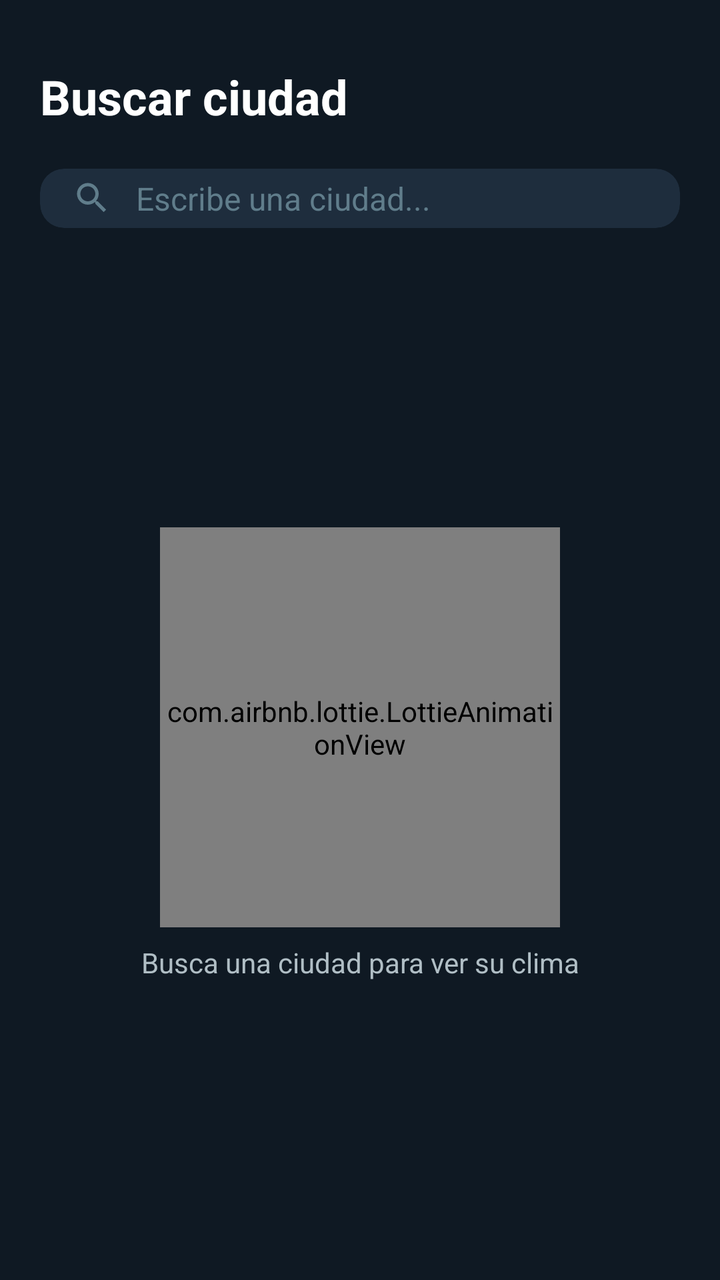
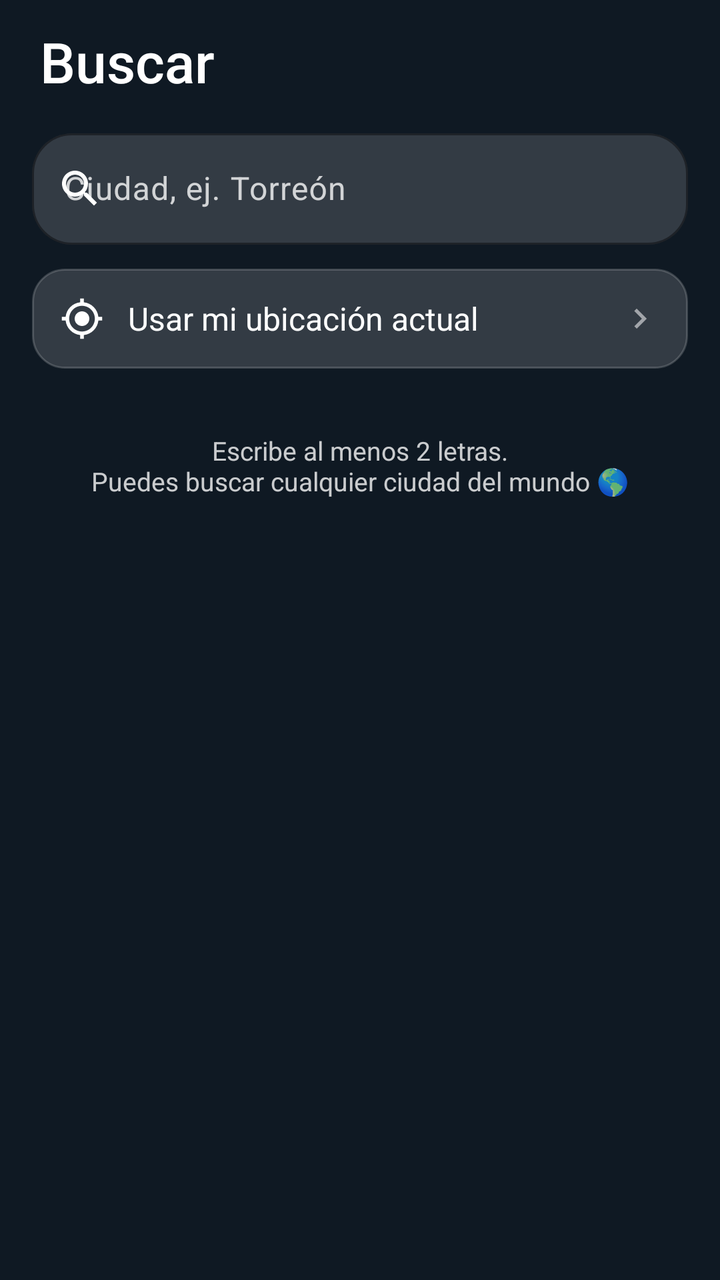

Compare the two renders of this Android layout. The source of the first and the diff that turns it into the second are given below.
<!-- AndroidManifest.xml: application theme Theme.Atmos -->
<!-- res/layout/fragment_search.xml -->
<?xml version="1.0" encoding="utf-8"?>
<androidx.constraintlayout.widget.ConstraintLayout
    xmlns:android="http://schemas.android.com/apk/res/android"
    xmlns:app="http://schemas.android.com/apk/res-auto"
    android:layout_width="match_parent"
    android:layout_height="match_parent"
    android:background="@color/bg_dark"
    android:paddingHorizontal="20dp">

    
    <TextView
        android:id="@+id/tv_search_title"
        android:layout_width="wrap_content"
        android:layout_height="wrap_content"
        android:layout_marginTop="32dp"
        android:text="Buscar ciudad"
        android:textColor="@color/text_primary"
        android:textSize="24sp"
        android:textStyle="bold"
        app:layout_constraintStart_toStartOf="parent"
        app:layout_constraintTop_toTopOf="parent" />

    
    <androidx.cardview.widget.CardView
        android:id="@+id/card_search"
        android:layout_width="0dp"
        android:layout_height="wrap_content"
        android:layout_marginTop="20dp"
        app:cardBackgroundColor="@color/bg_card"
        app:cardCornerRadius="12dp"
        app:cardElevation="0dp"
        app:layout_constraintEnd_toEndOf="parent"
        app:layout_constraintStart_toStartOf="parent"
        app:layout_constraintTop_toBottomOf="@id/tv_search_title">

        <LinearLayout
            android:layout_width="match_parent"
            android:layout_height="wrap_content"
            android:gravity="center_vertical"
            android:orientation="horizontal"
            android:paddingHorizontal="16dp"
            android:paddingVertical="4dp">

            <ImageView
                android:layout_width="20dp"
                android:layout_height="20dp"
                android:src="@drawable/ic_search"
                android:contentDescription="Buscar"
                app:tint="@color/text_hint" />

            <EditText
                android:id="@+id/et_search"
                android:layout_width="0dp"
                android:layout_height="wrap_content"
                android:layout_marginStart="12dp"
                android:layout_weight="1"
                android:background="@null"
                android:hint="Escribe una ciudad..."
                android:textColor="@color/text_primary"
                android:textColorHint="@color/text_hint"
                android:textSize="16sp"
                android:imeOptions="actionSearch"
                android:inputType="text"
                android:maxLines="1" />

            <ImageButton
                android:id="@+id/btn_clear_search"
                android:layout_width="20dp"
                android:layout_height="20dp"
                android:background="@null"
                android:contentDescription="Limpiar"
                android:src="@drawable/ic_favorites"
                android:visibility="gone"
                app:tint="@color/text_hint" />

        </LinearLayout>
    </androidx.cardview.widget.CardView>

    
    <androidx.recyclerview.widget.RecyclerView
        android:id="@+id/rv_search_results"
        android:layout_width="0dp"
        android:layout_height="0dp"
        android:layout_marginTop="16dp"
        android:clipToPadding="false"
        android:paddingBottom="16dp"
        app:layout_constraintBottom_toBottomOf="parent"
        app:layout_constraintEnd_toEndOf="parent"
        app:layout_constraintStart_toStartOf="parent"
        app:layout_constraintTop_toBottomOf="@id/card_search" />

    
    <LinearLayout
        android:id="@+id/layout_empty_search"
        android:layout_width="wrap_content"
        android:layout_height="wrap_content"
        android:gravity="center"
        android:orientation="vertical"
        android:visibility="visible"
        app:layout_constraintBottom_toBottomOf="parent"
        app:layout_constraintEnd_toEndOf="parent"
        app:layout_constraintStart_toStartOf="parent"
        app:layout_constraintTop_toBottomOf="@id/card_search">

        <com.airbnb.lottie.LottieAnimationView
            android:layout_width="200dp"
            android:layout_height="200dp"
            app:lottie_autoPlay="true"
            app:lottie_loop="true"
            app:lottie_rawRes="@raw/anim_cloudy_day" />

        <TextView
            android:layout_width="wrap_content"
            android:layout_height="wrap_content"
            android:layout_marginTop="8dp"
            android:text="Busca una ciudad para ver su clima"
            android:textColor="@color/text_secondary"
            android:textSize="14sp" />

    </LinearLayout>

</androidx.constraintlayout.widget.ConstraintLayout>
<!-- resources referenced by this layout -->
<resources>
  <color name="bg_card">#FF1E2D3D</color>
  <color name="bg_dark">#FF0F1923</color>
  <color name="text_hint">#FF607D8B</color>
  <color name="text_primary">#FFFFFFFF</color>
  <color name="text_secondary">#FFB0BEC5</color>
  <!-- drawable ic_favorites (drawable) -->
  <vector xmlns:android="http://schemas.android.com/apk/res/android" android:height="24dp" android:tint="#FFB0BE" android:viewportHeight="24" android:viewportWidth="24" android:width="24dp">
        
      <path android:fillColor="@android:color/white" android:pathData="M12,21.35l-1.45,-1.32C5.4,15.36 2,12.28 2,8.5 2,5.42 4.42,3 7.5,3c1.74,0 3.41,0.81 4.5,2.09C13.09,3.81 14.76,3 16.5,3 19.58,3 22,5.42 22,8.5c0,3.78 -3.4,6.86 -8.55,11.54L12,21.35z"/>
      
  </vector>
  <style name="Theme.Atmos" parent="Base.Theme.Atmos" />
  <style name="Base.Theme.Atmos" parent="Theme.Material3.Dark.NoActionBar">
          <item name="colorPrimary">@color/accent_blue</item>
          <item name="colorPrimaryDark">@color/accent_blue_dark</item>
          <item name="colorSurface">@color/bg_card</item>
          <item name="android:colorBackground">@color/bg_dark</item>
          <item name="colorOnBackground">@color/text_primary</item>
          <item name="colorOnSurface">@color/text_primary</item>
      </style>
  <color name="accent_blue">#FF4FC3F7</color>
  <color name="accent_blue_dark">#FF0288D1</color>
  <!-- unchanged entries left out for length: 1 -->
</resources>

<!-- the commit's change to res/layout/fragment_search.xml (unified diff, before → after) -->
@@ -1,122 +1,111 @@
 <?xml version="1.0" encoding="utf-8"?>
-<androidx.constraintlayout.widget.ConstraintLayout
-    xmlns:android="http://schemas.android.com/apk/res/android"
+<LinearLayout xmlns:android="http://schemas.android.com/apk/res/android"
     xmlns:app="http://schemas.android.com/apk/res-auto"
     android:layout_width="match_parent"
     android:layout_height="match_parent"
-    android:background="@color/bg_dark"
-    android:paddingHorizontal="20dp">
+    android:orientation="vertical"
+    android:paddingStart="16dp"
+    android:paddingTop="12dp"
+    android:paddingEnd="16dp">
+
+    <TextView
+        style="@style/Atmos.ScreenTitle"
+        android:layout_width="wrap_content"
+        android:layout_height="wrap_content"
+        android:layout_marginStart="4dp"
+        android:text="Buscar" />
 
     
-    <TextView
-        android:id="@+id/tv_search_title"
-        android:layout_width="wrap_content"
+    <com.google.android.material.textfield.TextInputLayout
+        android:id="@+id/til_buscar"
+        style="@style/Widget.Material3.TextInputLayout.OutlinedBox"
+        android:layout_width="match_parent"
         android:layout_height="wrap_content"
-        android:layout_marginTop="32dp"
-        android:text="Buscar ciudad"
-        android:textColor="@color/text_primary"
-        android:textSize="24sp"
-        android:textStyle="bold"
-        app:layout_constraintStart_toStartOf="parent"
-        app:layout_constraintTop_toTopOf="parent" />
+        android:layout_marginTop="12dp"
+        android:hint="Ciudad, ej. Torreón"
+        android:textColorHint="@color/text_on_glass_secondary"
+        app:boxBackgroundColor="@color/glass"
+        app:boxCornerRadiusBottomEnd="20dp"
+        app:boxCornerRadiusBottomStart="20dp"
+        app:boxCornerRadiusTopEnd="20dp"
+        app:boxCornerRadiusTopStart="20dp"
+        app:boxStrokeColor="@color/text_on_glass"
+        app:endIconMode="clear_text"
+        app:endIconTint="@color/text_on_glass"
+        app:hintTextColor="@color/text_on_glass"
+        app:startIconDrawable="@drawable/ic_search"
+        app:startIconTint="@color/text_on_glass">
 
-    
-    <androidx.cardview.widget.CardView
-        android:id="@+id/card_search"
-        android:layout_width="0dp"
-        android:layout_height="wrap_content"
-        android:layout_marginTop="20dp"
-        app:cardBackgroundColor="@color/bg_card"
-        app:cardCornerRadius="12dp"
-        app:cardElevation="0dp"
-        app:layout_constraintEnd_toEndOf="parent"
-        app:layout_constraintStart_toStartOf="parent"
-        app:layout_constraintTop_toBottomOf="@id/tv_search_title">
-
-        <LinearLayout
+        <com.google.android.material.textfield.TextInputEditText
+            android:id="@+id/et_buscar"
             android:layout_width="match_parent"
             android:layout_height="wrap_content"
-            android:gravity="center_vertical"
-            android:orientation="horizontal"
-            android:paddingHorizontal="16dp"
-            android:paddingVertical="4dp">
+            android:imeOptions="actionSearch"
+            android:inputType="textCapWords"
+            android:maxLines="1"
+            android:textColor="@color/text_on_glass" />
+    </com.google.android.material.textfield.TextInputLayout>
 
-            <ImageView
-                android:layout_width="20dp"
-                android:layout_height="20dp"
-                android:src="@drawable/ic_search"
-                android:contentDescription="Buscar"
-                app:tint="@color/text_hint" />
-
-            <EditText
-                android:id="@+id/et_search"
-                android:layout_width="0dp"
-                android:layout_height="wrap_content"
-                android:layout_marginStart="12dp"
-                android:layout_weight="1"
-                android:background="@null"
-                android:hint="Escribe una ciudad..."
-                android:textColor="@color/text_primary"
-                android:textColorHint="@color/text_hint"
-                android:textSize="16sp"
-                android:imeOptions="actionSearch"
-                android:inputType="text"
-                android:maxLines="1" />
-
-            <ImageButton
-                android:id="@+id/btn_clear_search"
-                android:layout_width="20dp"
-                android:layout_height="20dp"
-                android:background="@null"
-                android:contentDescription="Limpiar"
-                android:src="@drawable/ic_favorites"
-                android:visibility="gone"
-                app:tint="@color/text_hint" />
-
-        </LinearLayout>
-    </androidx.cardview.widget.CardView>
-
-    
-    <androidx.recyclerview.widget.RecyclerView
-        android:id="@+id/rv_search_results"
-        android:layout_width="0dp"
-        android:layout_height="0dp"
-        android:layout_marginTop="16dp"
-        android:clipToPadding="false"
-        android:paddingBottom="16dp"
-        app:layout_constraintBottom_toBottomOf="parent"
-        app:layout_constraintEnd_toEndOf="parent"
-        app:layout_constraintStart_toStartOf="parent"
-        app:layout_constraintTop_toBottomOf="@id/card_search" />
+    <com.google.android.material.progressindicator.LinearProgressIndicator
+        android:id="@+id/progress_busqueda"
+        android:layout_width="match_parent"
+        android:layout_height="wrap_content"
+        android:layout_marginStart="12dp"
+        android:layout_marginEnd="12dp"
+        android:indeterminate="true"
+        android:visibility="invisible"
+        app:indicatorColor="@color/text_on_glass"
+        app:trackColor="@color/glass" />
 
     
     <LinearLayout
-        android:id="@+id/layout_empty_search"
-        android:layout_width="wrap_content"
+        android:id="@+id/btn_mi_ubicacion"
+        android:layout_width="match_parent"
         android:layout_height="wrap_content"
-        android:gravity="center"
-        android:orientation="vertical"
-        android:visibility="visible"
-        app:layout_constraintBottom_toBottomOf="parent"
-        app:layout_constraintEnd_toEndOf="parent"
-        app:layout_constraintStart_toStartOf="parent"
-        app:layout_constraintTop_toBottomOf="@id/card_search">
+        android:layout_marginTop="8dp"
+        android:background="@drawable/bg_glass_small"
+        android:foreground="?attr/selectableItemBackground"
+        android:gravity="center_vertical"
+        android:orientation="horizontal"
+        android:padding="14dp">
 
-        <com.airbnb.lottie.LottieAnimationView
-            android:layout_width="200dp"
-            android:layout_height="200dp"
-            app:lottie_autoPlay="true"
-            app:lottie_loop="true"
-            app:lottie_rawRes="@raw/anim_cloudy_day" />
+        <ImageView
+            android:layout_width="22dp"
+            android:layout_height="22dp"
+            android:importantForAccessibility="no"
+            android:src="@drawable/ic_my_location"
+            app:tint="@color/text_on_glass" />
 
         <TextView
-            android:layout_width="wrap_content"
+            style="@style/Atmos.TextPrimary"
+            android:layout_width="0dp"
             android:layout_height="wrap_content"
-            android:layout_marginTop="8dp"
-            android:text="Busca una ciudad para ver su clima"
-            android:textColor="@color/text_secondary"
-            android:textSize="14sp" />
+            android:layout_marginStart="12dp"
+            android:layout_weight="1"
+            android:text="Usar mi ubicación actual" />
 
+        <ImageView
+            android:layout_width="20dp"
+            android:layout_height="20dp"
+            android:importantForAccessibility="no"
+            android:src="@drawable/ic_chevron_right"
+            app:tint="@color/text_on_glass_tertiary" />
     </LinearLayout>
 
-</androidx.constraintlayout.widget.ConstraintLayout>
+    <TextView
+        android:id="@+id/tv_search_hint"
+        style="@style/Atmos.TextSecondary"
+        android:layout_width="match_parent"
+        android:layout_height="wrap_content"
+        android:layout_marginTop="32dp"
+        android:gravity="center"
+        android:text="Escribe al menos 2 letras.\nPuedes buscar cualquier ciudad del mundo 🌎" />
+
+    <androidx.recyclerview.widget.RecyclerView
+        android:id="@+id/rv_search"
+        android:layout_width="match_parent"
+        android:layout_height="match_parent"
+        android:layout_marginTop="8dp"
+        android:clipToPadding="false"
+        android:paddingBottom="112dp" />
+</LinearLayout>
<!-- resource entries referenced after the edit -->
@@ -1,24 +1,72 @@
 <!-- resources referenced by this layout -->
 <resources>
+  <color name="glass">#26FFFFFF</color>
+  <color name="text_on_glass">#FFFFFFFF</color>
+  <color name="text_on_glass_secondary">#C7FFFFFF</color>
+  <color name="text_on_glass_tertiary">#8AFFFFFF</color>
+  <!-- drawable bg_glass_small (drawable) -->
+  <?xml version="1.0" encoding="utf-8"?>
+  <shape xmlns:android="http://schemas.android.com/apk/res/android"
+      android:shape="rectangle">
+      <solid android:color="@color/glass" />
+      <stroke android:width="1dp" android:color="@color/glass_stroke" />
+      <corners android:radius="16dp" />
+  </shape>
+  <!-- drawable ic_chevron_right (drawable) -->
+  <?xml version="1.0" encoding="utf-8"?>
+  <vector xmlns:android="http://schemas.android.com/apk/res/android"
+      android:width="24dp"
+      android:height="24dp"
+      android:viewportWidth="24"
+      android:viewportHeight="24"
+      android:tint="#FFFFFFFF">
+      <path
+          android:fillColor="#FFFFFFFF"
+          android:pathData="M10,6L8.59,7.41 13.17,12l-4.58,4.59L10,18l6,-6z" />
+  </vector>
+  <!-- drawable ic_my_location (drawable) -->
+  <?xml version="1.0" encoding="utf-8"?>
+  <vector xmlns:android="http://schemas.android.com/apk/res/android"
+      android:width="24dp"
+      android:height="24dp"
+      android:viewportWidth="24"
+      android:viewportHeight="24"
+      android:tint="#FFFFFFFF">
+      <path
+          android:fillColor="#FFFFFFFF"
+          android:pathData="M12,8c-2.21,0 -4,1.79 -4,4s1.79,4 4,4 4,-1.79 4,-4 -1.79,-4 -4,-4zM20.94,11c-0.46,-4.17 -3.77,-7.48 -7.94,-7.94V1h-2v2.06C6.83,3.52 3.52,6.83 3.06,11H1v2h2.06c0.46,4.17 3.77,7.48 7.94,7.94V23h2v-2.06c4.17,-0.46 7.48,-3.77 7.94,-7.94H23v-2h-2.06zM12,19c-3.87,0 -7,-3.13 -7,-7s3.13,-7 7,-7 7,3.13 7,7 -3.13,7 -7,7z" />
+  </vector>
+  <style name="Atmos.ScreenTitle">
+          <item name="android:textColor">@color/text_on_glass</item>
+          <item name="android:textSize">28sp</item>
+          <item name="android:fontFamily">sans-serif-medium</item>
+      </style>
+  <style name="Atmos.TextPrimary">
+          <item name="android:textColor">@color/text_on_glass</item>
+          <item name="android:textSize">16sp</item>
+      </style>
+  <style name="Atmos.TextSecondary">
+          <item name="android:textColor">@color/text_on_glass_secondary</item>
+          <item name="android:textSize">13sp</item>
+      </style>
   <color name="bg_card">#FF1E2D3D</color>
   <color name="bg_dark">#FF0F1923</color>
-  <color name="text_hint">#FF607D8B</color>
   <color name="text_primary">#FFFFFFFF</color>
-  <color name="text_secondary">#FFB0BEC5</color>
-  <!-- drawable ic_favorites (drawable) -->
-  <vector xmlns:android="http://schemas.android.com/apk/res/android" android:height="24dp" android:tint="#FFB0BE" android:viewportHeight="24" android:viewportWidth="24" android:width="24dp">
-        
-      <path android:fillColor="@android:color/white" android:pathData="M12,21.35l-1.45,-1.32C5.4,15.36 2,12.28 2,8.5 2,5.42 4.42,3 7.5,3c1.74,0 3.41,0.81 4.5,2.09C13.09,3.81 14.76,3 16.5,3 19.58,3 22,5.42 22,8.5c0,3.78 -3.4,6.86 -8.55,11.54L12,21.35z"/>
-      
-  </vector>
   <style name="Theme.Atmos" parent="Base.Theme.Atmos" />
+  <color name="glass_stroke">#2EFFFFFF</color>
   <style name="Base.Theme.Atmos" parent="Theme.Material3.Dark.NoActionBar">
           <item name="colorPrimary">@color/accent_blue</item>
           <item name="colorPrimaryDark">@color/accent_blue_dark</item>
+          <item name="colorOnPrimary">@color/bg_dark</item>
+          <item name="colorSecondary">@color/accent_blue</item>
           <item name="colorSurface">@color/bg_card</item>
           <item name="android:colorBackground">@color/bg_dark</item>
           <item name="colorOnBackground">@color/text_primary</item>
           <item name="colorOnSurface">@color/text_primary</item>
+          <item name="android:statusBarColor">@android:color/transparent</item>
+          <item name="android:navigationBarColor">@android:color/transparent</item>
+          <item name="android:windowLightStatusBar">false</item>
+          <item name="android:windowBackground">@color/bg_dark</item>
       </style>
   <color name="accent_blue">#FF4FC3F7</color>
   <color name="accent_blue_dark">#FF0288D1</color>
